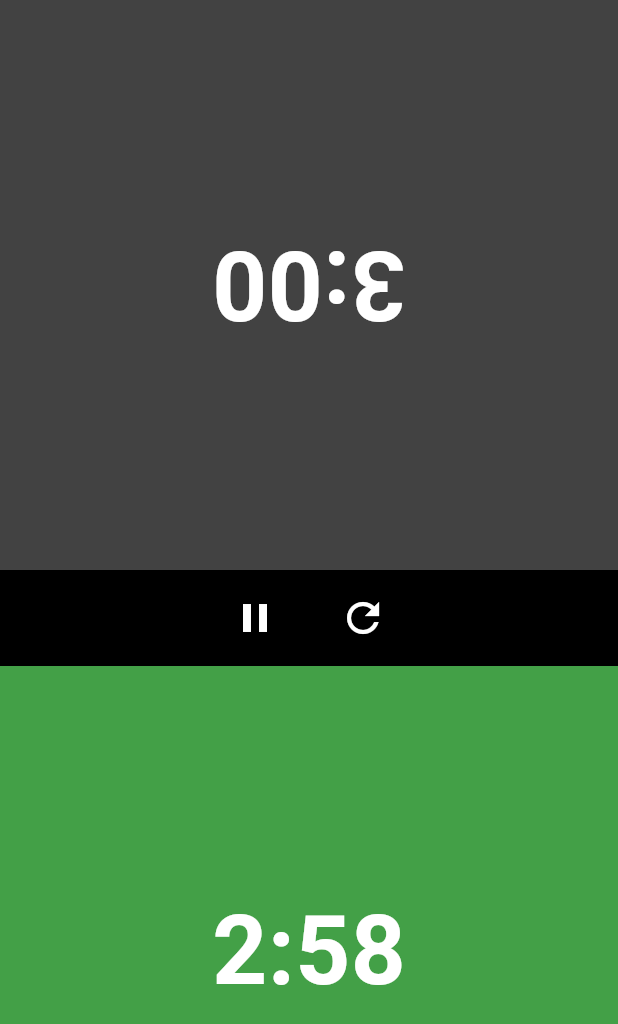
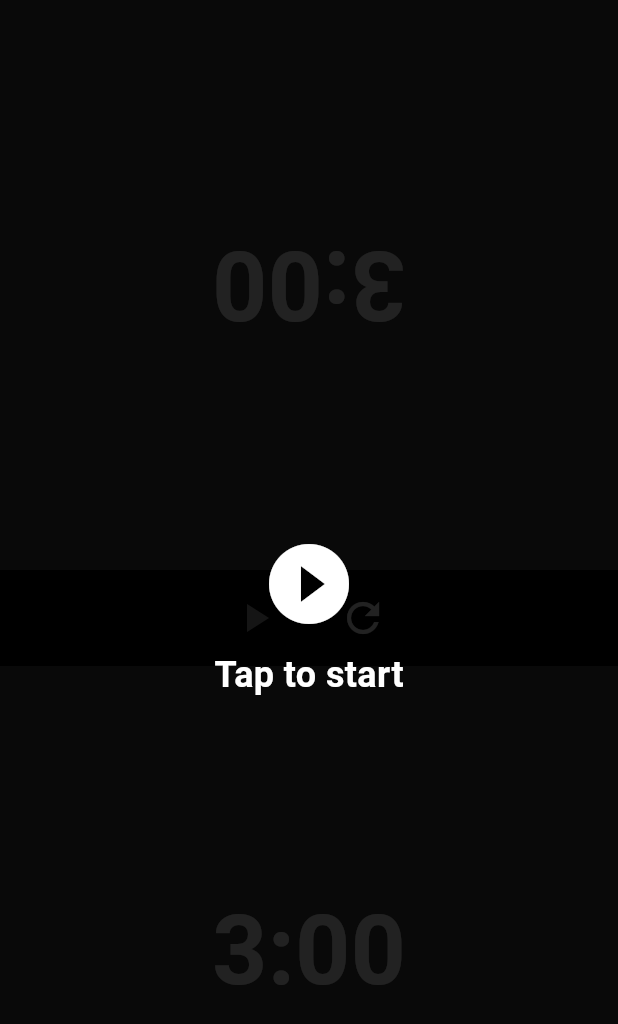
Before and after one commit to wilsmyth-del/chess-clock-android, a Flutter app: the screen it shows after launch, after a tap on "Start Game", on a phone screen of 412 x 824 dp. Shown: the top 1024 px of the screen. Run offline on Flutter 3.47's test engine with Material 3 defaults, Android fonts, the phone set to English and light mode, and no system bars.

Commit message:
Gate clock start behind a tap-to-start overlay instead of auto-starting on load

```diff
--- a/lib/screens/analog_clock_screen.dart
+++ b/lib/screens/analog_clock_screen.dart
@@ -3,6 +3,7 @@ import 'package:flutter/material.dart';
 import '../models/chess_clock_model.dart';
 import '../utils/duration_format.dart';
 import 'clock_control_bar.dart';
+import 'start_overlay.dart';
 
 class AnalogClockScreen extends StatelessWidget {
   final ChessClockModel model;
@@ -16,7 +17,9 @@ class AnalogClockScreen extends StatelessWidget {
         child: ListenableBuilder(
           listenable: model,
           builder: (context, _) {
-            return Column(
+            return Stack(
+              children: [
+                Column(
                   children: [
                     Expanded(
                       child: RotatedBox(
@@ -28,6 +31,10 @@ class AnalogClockScreen extends StatelessWidget {
                     Expanded(
                       child: _AnalogHalf(player: Player.two, model: model),
                     ),
+                  ],
+                ),
+                if (!model.isStarted)
+                  Positioned.fill(child: StartOverlay(onStart: model.startGame)),
               ],
             );
           },
--- a/lib/screens/digital_clock_screen.dart
+++ b/lib/screens/digital_clock_screen.dart
@@ -2,6 +2,7 @@ import 'package:flutter/material.dart';
 import '../models/chess_clock_model.dart';
 import '../utils/duration_format.dart';
 import 'clock_control_bar.dart';
+import 'start_overlay.dart';
 
 class DigitalClockScreen extends StatelessWidget {
   final ChessClockModel model;
@@ -15,7 +16,9 @@ class DigitalClockScreen extends StatelessWidget {
         child: ListenableBuilder(
           listenable: model,
           builder: (context, _) {
-            return Column(
+            return Stack(
+              children: [
+                Column(
                   children: [
                     Expanded(
                       child: RotatedBox(
@@ -27,6 +30,10 @@ class DigitalClockScreen extends StatelessWidget {
                     Expanded(
                       child: _ClockHalf(player: Player.two, model: model),
                     ),
+                  ],
+                ),
+                if (!model.isStarted)
+                  Positioned.fill(child: StartOverlay(onStart: model.startGame)),
               ],
             );
           },
--- a/lib/screens/setup_screen.dart
+++ b/lib/screens/setup_screen.dart
@@ -43,8 +43,7 @@ class _SetupScreenState extends State<SetupScreen> {
       increment = _selected!.incrementSeconds;
     }
 
-    final model = ChessClockModel(initialTime: time, incrementSeconds: increment)
-      ..startGame();
+    final model = ChessClockModel(initialTime: time, incrementSeconds: increment);
 
     if (_mode == ClockDisplayMode.digital) {
       Navigator.of(context).push(MaterialPageRoute(
--- /dev/null
+++ b/lib/screens/start_overlay.dart
@@ -0,0 +1,32 @@
+import 'package:flutter/material.dart';
+
+class StartOverlay extends StatelessWidget {
+  final VoidCallback onStart;
+  const StartOverlay({super.key, required this.onStart});
+
+  @override
+  Widget build(BuildContext context) {
+    return GestureDetector(
+      onTap: onStart,
+      child: Container(
+        color: Colors.black87,
+        alignment: Alignment.center,
+        child: const Column(
+          mainAxisSize: MainAxisSize.min,
+          children: [
+            Icon(Icons.play_circle_fill, color: Colors.white, size: 64),
+            SizedBox(height: 12),
+            Text(
+              'Tap to start',
+              style: TextStyle(
+                color: Colors.white,
+                fontSize: 24,
+                fontWeight: FontWeight.bold,
+              ),
+            ),
+          ],
+        ),
+      ),
+    );
+  }
+}
```
Lines whose indentation alone changed are shown as unchanged.
